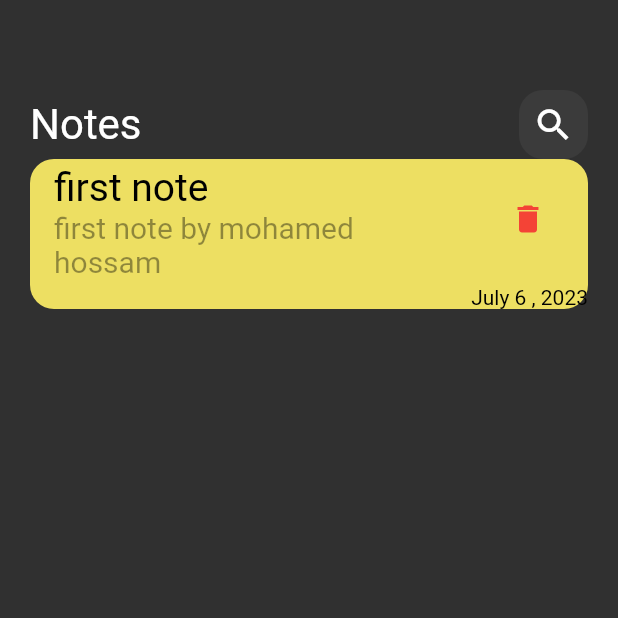
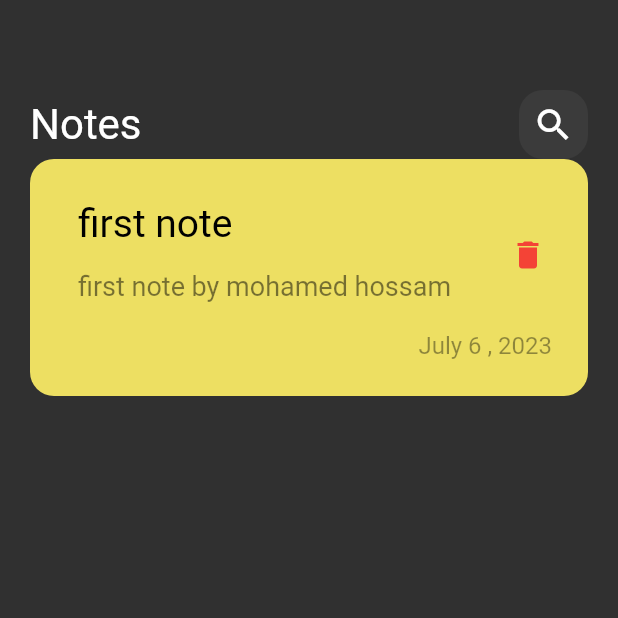
Before and after one commit to MeDoRa0/notes_app, a Flutter app: the screen it shows after launch, on a phone screen of 412 x 824 dp, the top half of it. Run offline on Flutter 3.47's test engine with Material 2 defaults, Android fonts, the phone set to English and light mode, and no system bars; Roboto replaces fonts that are missing (Poppins).

Commit message:
creat custom note item

```diff
--- /dev/null
+++ b/lib/views/widgets/custom_note_item.dart
@@ -0,0 +1,61 @@
+// building note item
+import 'package:flutter/material.dart';
+
+class NoteItem extends StatelessWidget {
+  const NoteItem({super.key});
+
+  @override
+  Widget build(BuildContext context) {
+    return Container(
+      padding: const EdgeInsets.only(top: 24, bottom: 24, left: 16),
+      decoration: BoxDecoration(
+        color: Color.fromARGB(255, 237, 223, 98),
+        borderRadius: BorderRadius.circular(16),
+      ),
+      child: Column(
+        crossAxisAlignment: CrossAxisAlignment.end,
+        children: [
+          ListTile(
+            title: Text(
+              "first note",
+              style: TextStyle(
+                color: Colors.black,
+                fontSize: 26,
+              ),
+            ),
+            subtitle: Padding(
+              padding: const EdgeInsets.only(
+                top: 16,
+                bottom: 16,
+              ),
+              child: Text(
+                "first note by mohamed hossam",
+                style: TextStyle(
+                  color: Colors.black.withOpacity(.5),
+                  fontSize: 18,
+                ),
+              ),
+            ),
+            trailing: IconButton(
+                onPressed: () {},
+                icon: Icon(
+                  Icons.delete,
+                  color: Colors.red,
+                  size: 24,
+                )),
+          ),
+          Padding(
+            padding: const EdgeInsets.only(right: 24),
+            child: Text(
+              "July 6 , 2023",
+              style: TextStyle(
+                color: Colors.black.withOpacity(.4),
+                fontSize: 16,
+              ),
+            ),
+          )
+        ],
+      ),
+    );
+  }
+}
--- a/lib/views/widgets/notes_view_body.dart
+++ b/lib/views/widgets/notes_view_body.dart
@@ -1,6 +1,7 @@
 import 'package:flutter/material.dart';
 
 import 'custom_app_bar.dart';
+import 'custom_note_item.dart';
 
 class NotesViewBody extends StatelessWidget {
   const NotesViewBody({super.key});
@@ -21,49 +22,3 @@ class NotesViewBody extends StatelessWidget {
     );
   }
 }
-
-// building note item
-class NoteItem extends StatelessWidget {
-  const NoteItem({super.key});
-
-  @override
-  Widget build(BuildContext context) {
-    return Container(
-      decoration: BoxDecoration(
-        color: Color.fromARGB(255, 237, 223, 98),
-        borderRadius: BorderRadius.circular(16),
-      ),
-      child: Column(
-        crossAxisAlignment: CrossAxisAlignment.end,
-        children: [
-          ListTile(
-            title: Text(
-              "first note",
-              style: TextStyle(
-                color: Colors.black,
-                fontSize: 26,
-              ),
-            ),
-            subtitle: Text(
-              "first note by mohamed hossam",
-              style: TextStyle(
-                color: Colors.black.withOpacity(.4),
-                fontSize: 20,
-              ),
-            ),
-            trailing: IconButton(
-                onPressed: () {},
-                icon: Icon(
-                  Icons.delete,
-                  color: Colors.red,
-                )),
-          ),
-          Text(
-            "July 6 , 2023",
-            style: TextStyle(color: Colors.black),
-          )
-        ],
-      ),
-    );
-  }
-}
```
